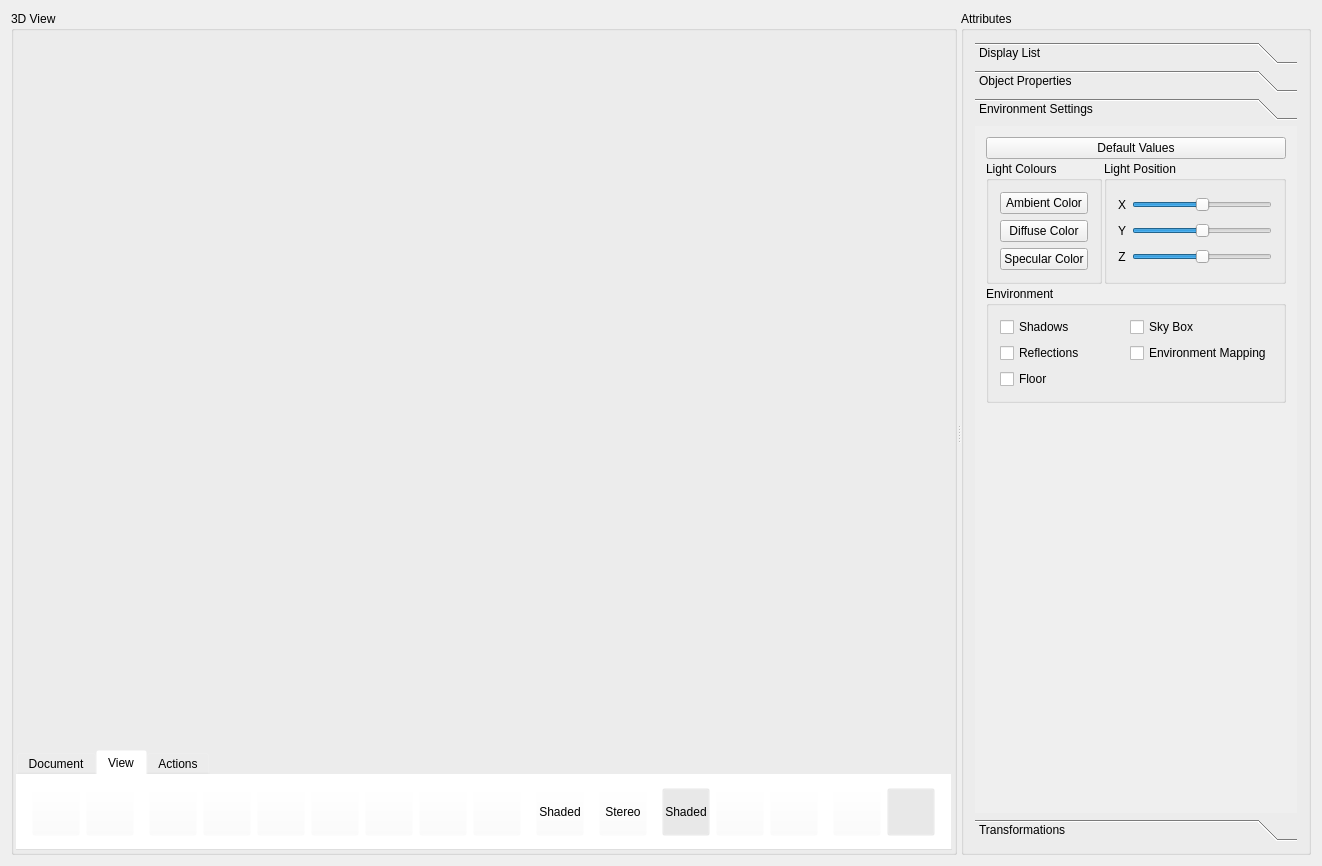
Qt form ModelViewer.ui (sharjith/ModelViewer-Qt) before a commit.
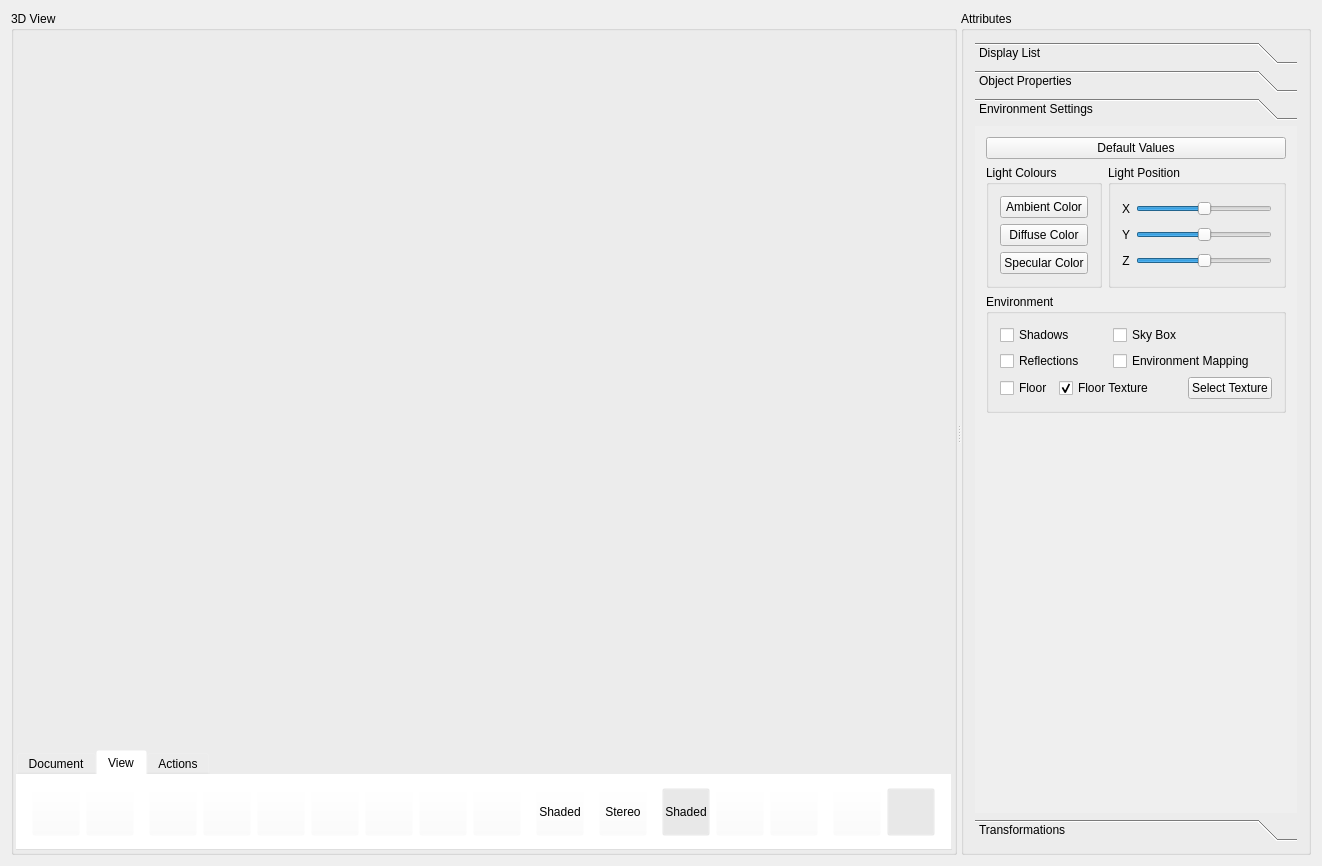
The same form after that commit. The open tabs and pages were chosen to show the change. Icons and pictures are not drawn. Custom widgets are drawn as their Qt base class.

Commit message: Added floor texture selection Set light position to 5% above highestModelZ

What changed in the file:
```diff
--- a/ModelViewer.ui
+++ b/ModelViewer.ui
@@ -2084,62 +2084,7 @@
              <attribute name="label">
               <string>Environment Settings</string>
              </attribute>
-             <layout class="QGridLayout" name="gridLayout_19">
-              <property name="spacing">
-               <number>2</number>
-              </property>
-              <item row="0" column="0">
                <layout class="QGridLayout" name="gridLayout_18">
-                <property name="spacing">
-                 <number>2</number>
-                </property>
-                <item row="2" column="0" colspan="2">
-                 <widget class="QGroupBox" name="groupBox_2">
-                  <property name="title">
-                   <string>Environment</string>
-                  </property>
-                  <property name="flat">
-                   <bool>true</bool>
-                  </property>
-                  <layout class="QGridLayout" name="gridLayout_17">
-                   <item row="1" column="0">
-                    <widget class="QCheckBox" name="checkBoxReflections">
-                     <property name="text">
-                      <string>Reflections</string>
-                     </property>
-                    </widget>
-                   </item>
-                   <item row="0" column="0">
-                    <widget class="QCheckBox" name="checkBoxShadowMapping">
-                     <property name="text">
-                      <string>Shadows</string>
-                     </property>
-                    </widget>
-                   </item>
-                   <item row="0" column="1">
-                    <widget class="QCheckBox" name="checkBoxSkyBox">
-                     <property name="text">
-                      <string>Sky Box</string>
-                     </property>
-                    </widget>
-                   </item>
-                   <item row="1" column="1">
-                    <widget class="QCheckBox" name="checkBoxEnvMapping">
-                     <property name="text">
-                      <string>Environment Mapping</string>
-                     </property>
-                    </widget>
-                   </item>
-                   <item row="2" column="0">
-                    <widget class="QCheckBox" name="checkBoxFloor">
-                     <property name="text">
-                      <string>Floor</string>
-                     </property>
-                    </widget>
-                   </item>
-                  </layout>
-                 </widget>
-                </item>
                 <item row="1" column="0">
                  <widget class="QGroupBox" name="groupBox_9">
                   <property name="minimumSize">
@@ -2278,6 +2223,83 @@
                   </layout>
                  </widget>
                 </item>
+              <item row="2" column="0" colspan="2">
+               <widget class="QGroupBox" name="groupBox_2">
+                <property name="title">
+                 <string>Environment</string>
+                </property>
+                <property name="flat">
+                 <bool>true</bool>
+                </property>
+                <layout class="QGridLayout" name="gridLayout_17">
+                 <item row="0" column="0" colspan="2">
+                  <widget class="QCheckBox" name="checkBoxShadowMapping">
+                   <property name="text">
+                    <string>Shadows</string>
+                   </property>
+                  </widget>
+                 </item>
+                 <item row="0" column="2">
+                  <widget class="QCheckBox" name="checkBoxSkyBox">
+                   <property name="text">
+                    <string>Sky Box</string>
+                   </property>
+                  </widget>
+                 </item>
+                 <item row="1" column="0" colspan="2">
+                  <widget class="QCheckBox" name="checkBoxReflections">
+                   <property name="text">
+                    <string>Reflections</string>
+                   </property>
+                  </widget>
+                 </item>
+                 <item row="1" column="2" colspan="2">
+                  <widget class="QCheckBox" name="checkBoxEnvMapping">
+                   <property name="text">
+                    <string>Environment Mapping</string>
+                   </property>
+                  </widget>
+                 </item>
+                 <item row="2" column="0">
+                  <widget class="QCheckBox" name="checkBoxFloor">
+                   <property name="text">
+                    <string>Floor</string>
+                   </property>
+                  </widget>
+                 </item>
+                 <item row="2" column="1" colspan="2">
+                  <widget class="QCheckBox" name="checkBoxFloorTexture">
+                   <property name="text">
+                    <string>Floor Texture</string>
+                   </property>
+                   <property name="checked">
+                    <bool>true</bool>
+                   </property>
+                  </widget>
+                 </item>
+                 <item row="2" column="3">
+                  <widget class="QPushButton" name="pushButtonFloorTexture">
+                   <property name="text">
+                    <string>Select Texture</string>
+                   </property>
+                  </widget>
+                 </item>
+                </layout>
+               </widget>
+              </item>
+              <item row="3" column="0" colspan="2">
+               <spacer name="verticalSpacer_3">
+                <property name="orientation">
+                 <enum>Qt::Vertical</enum>
+                </property>
+                <property name="sizeHint" stdset="0">
+                 <size>
+                  <width>20</width>
+                  <height>456</height>
+                 </size>
+                </property>
+               </spacer>
+              </item>
                 <item row="0" column="0" colspan="2">
                  <widget class="QPushButton" name="pushButtonDefaultLights">
                   <property name="sizePolicy">
@@ -2293,21 +2315,6 @@
                    <string>Default Values</string>
                   </property>
                  </widget>
-                </item>
-               </layout>
-              </item>
-              <item row="1" column="0">
-               <spacer name="verticalSpacer_3">
-                <property name="orientation">
-                 <enum>Qt::Vertical</enum>
-                </property>
-                <property name="sizeHint" stdset="0">
-                 <size>
-                  <width>20</width>
-                  <height>456</height>
-                 </size>
-                </property>
-               </spacer>
               </item>
              </layout>
             </widget>
```
Lines whose indentation alone changed are shown as unchanged. The commit also changes 9 other files.
